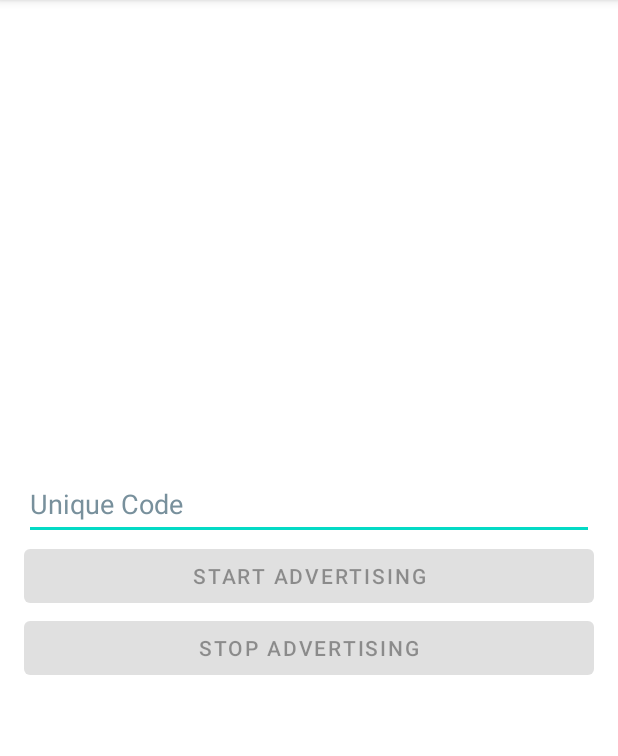
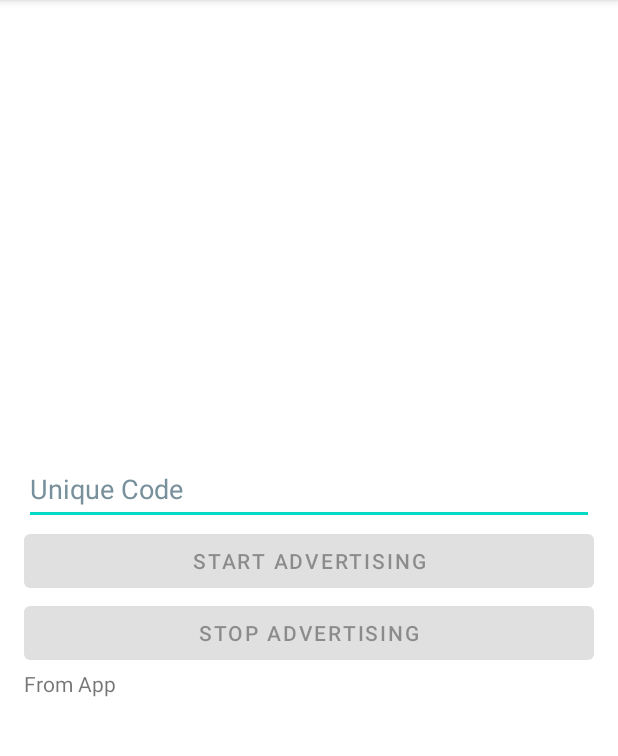
Before and after one commit to cvmccoy1/BleBeaconApp, an Android app: the screen it shows after launch (MainActivity), after a tap on "START ADVERTISING", on a phone screen of 412 x 824 dp, the part 84-840 px from its top. Run offline under Robolectric (Android 15) with nearby library versions, the phone set to English and light mode, and no system bars.

Commit message:
Added some temporary code for debugging why my Activity isn't being destroyed.

```diff
--- a/app/src/main/java/craig/mccoy/com/BleAdvertisingService.java
+++ b/app/src/main/java/craig/mccoy/com/BleAdvertisingService.java
@@ -12,7 +12,6 @@ import androidx.annotation.NonNull;
 import androidx.annotation.Nullable;
 import androidx.core.app.NotificationCompat;
 
-//public class BleAdvertisingService extends Service implements IBluetoothReceiverCallback {
 public class BleAdvertisingService extends Service {
     private static final String TAG = "BLE:BleAdvertisingService";
 
@@ -36,6 +35,7 @@ public class BleAdvertisingService extends Service {
         Log.i(TAG, String.format("onStartCommand: inputExtra = %x", uniqueCode));
 
         Intent notificationIntent = new Intent(this, MainActivity.class);
+        notificationIntent.putExtra("ACTIVITY_NAME", "From Service");
         PendingIntent pendingIntent = PendingIntent.getActivity(this, 0, notificationIntent, PendingIntent.FLAG_IMMUTABLE);
 
         Notification notification = new NotificationCompat.Builder(this, getString(R.string.service_channel_id))
--- a/app/src/main/java/craig/mccoy/com/MainActivity.java
+++ b/app/src/main/java/craig/mccoy/com/MainActivity.java
@@ -14,6 +14,7 @@ import android.util.Log;
 import android.view.View;
 import android.widget.Button;
 import android.widget.EditText;
+import android.widget.TextView;
 import android.widget.Toast;
 import java.util.ArrayList;
 import java.util.Arrays;
@@ -26,13 +27,22 @@ public class MainActivity extends AppCompatActivity {
     private static final int REQUEST_CODE = 1234;
     private EditText editTextInput;
     private BluetoothReceiver bluetoothReceiver = null;
+    private String activityName;
 
     @Override
     protected void onCreate(Bundle savedInstanceState) {
         super.onCreate(savedInstanceState);
         setContentView(R.layout.activity_main);
 
-        Log.i(TAG, "onCreate(): Enter " + hashCode());
+        TextView text = findViewById(R.id.activity_name_text);
+        activityName = getIntent().getStringExtra("ACTIVITY_NAME");
+        if (activityName == null) {
+            activityName = text.getText().toString();
+        } else {
+            text.setText(activityName);
+        }
+
+        Log.i(TAG, "onCreate(): Enter " + activityName);
         editTextInput = findViewById(R.id.edit_text_input);
         bluetoothReceiver = new BluetoothReceiver(this);
         Log.i(TAG, "onCreate(): Exit");
@@ -40,37 +50,37 @@ public class MainActivity extends AppCompatActivity {
 
     @Override
     protected void onStart() {
-        Log.i(TAG, "onStart(): Enter/Exit " + hashCode());
+        Log.i(TAG, "onStart(): Enter/Exit " + activityName);
         super.onStart();
     }
 
     @Override
     protected void onResume() {
-        Log.i(TAG, "onResume(): Enter/Exit " + hashCode());
+        Log.i(TAG, "onResume(): Enter/Exit " + activityName);
         super.onResume();
     }
 
     @Override
     protected void onPause() {
-        Log.i(TAG, "onPause(): Enter/Exit " + hashCode());
+        Log.i(TAG, "onPause(): Enter/Exit " + activityName);
         super.onPause();
     }
 
     @Override
     protected void onStop() {
-        Log.i(TAG, "onStop(): Enter/Exit " + hashCode());
+        Log.i(TAG, "onStop(): Enter/Exit " + activityName);
         super.onStop();
     }
 
     @Override
     protected void onRestart() {
-        Log.i(TAG, "onRestart(): Enter/Exit " + hashCode());
+        Log.i(TAG, "onRestart(): Enter/Exit " + activityName);
         super.onRestart();
     }
 
     @Override
     protected void onDestroy() {
-        Log.i(TAG, "onDestroy(): Enter " + hashCode());
+        Log.i(TAG, "onDestroy(): Enter " + activityName);
         super.onDestroy();
         bluetoothReceiver.unregisterBluetoothStateChanged(BluetoothAdapter.STATE_ON);
         if (!isBleAdvertisingServiceRunning()) {
@@ -83,7 +93,7 @@ public class MainActivity extends AppCompatActivity {
 
     @Override
     public void onRequestPermissionsResult(int requestCode, @NonNull String[] permissions, @NonNull int[] grantResults) {
-        Log.i(TAG, "onRequestPermissionsResult(): Enter " + hashCode());
+        Log.i(TAG, "onRequestPermissionsResult(): Enter " + activityName);
         Log.i(TAG, "onRequestPermissionsResult(): requestCode =" + requestCode);
         Log.i(TAG, "onRequestPermissionsResult(): permissions =" + Arrays.toString(permissions));
         Log.i(TAG, "onRequestPermissionsResult(): grantResults =" + Arrays.toString(grantResults));
@@ -108,13 +118,13 @@ public class MainActivity extends AppCompatActivity {
     }
 
     public void onClickStartAdvertising(@SuppressWarnings("unused") View view) {
-        Log.i(TAG, "startService(): Enter "  + hashCode());
+        Log.i(TAG, "startService(): Enter "  + activityName);
         startBleAdvertising();
         Log.i(TAG, "startService(): Exit");
     }
 
     public void onClickStopAdvertising(@SuppressWarnings("unused") View view) {
-        Log.i(TAG, "stopAdvertising(): Enter"  + hashCode());
+        Log.i(TAG, "stopAdvertising(): Enter"  + activityName);
         stopBleAdvertising();
         Log.i(TAG, "stopAdvertising(): Exit");
     }
--- a/app/src/main/res/layout/activity_main.xml
+++ b/app/src/main/res/layout/activity_main.xml
@@ -33,4 +33,11 @@
         android:onClick="onClickStopAdvertising"
         android:text="@string/stop_advertising" />
 
+    <TextView
+        android:id="@+id/activity_name_text"
+        android:layout_width="match_parent"
+        android:layout_height="wrap_content"
+        android:text="From App"
+        />
+
 </LinearLayout>
```
